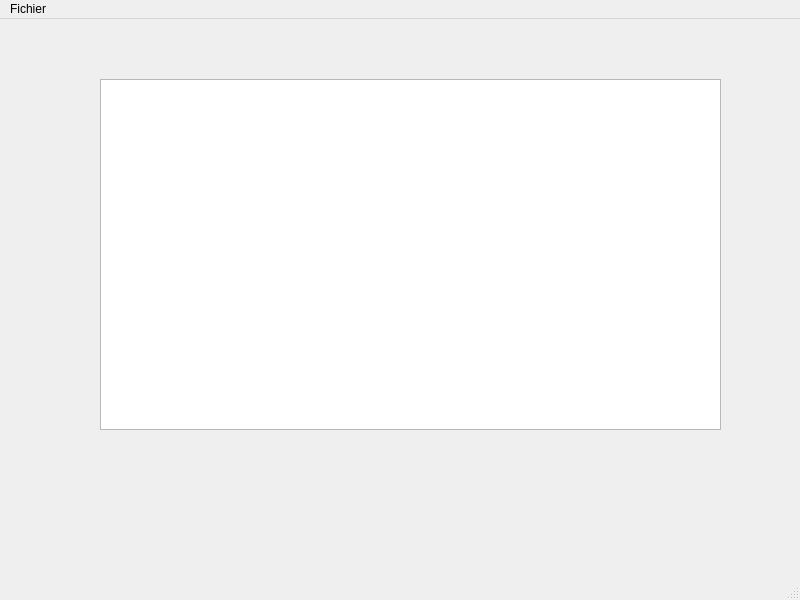
Qt form Descripteurs/tessst/bibliowindow.ui (TomAuclin/PROJETC_LMLTM) before a commit.
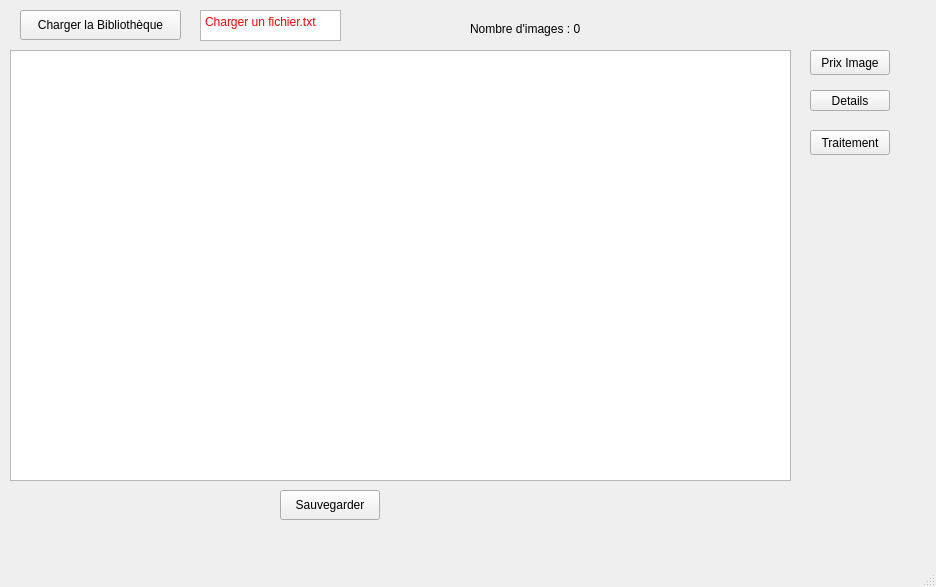
The same form after that commit.

Patch:
```diff
--- a/Descripteurs/tessst/bibliowindow.ui
+++ b/Descripteurs/tessst/bibliowindow.ui
@@ -6,22 +6,120 @@
    <rect>
     <x>0</x>
     <y>0</y>
-    <width>800</width>
-    <height>600</height>
+    <width>936</width>
+    <height>587</height>
    </rect>
   </property>
   <property name="windowTitle">
    <string>MainWindow</string>
   </property>
   <widget class="QWidget" name="centralwidget">
-   <widget class="QGraphicsView" name="AffichageBiblio">
+   <widget class="QPushButton" name="ChargeBoutton">
     <property name="geometry">
      <rect>
-      <x>100</x>
-      <y>60</y>
-      <width>621</width>
-      <height>351</height>
+      <x>20</x>
+      <y>10</y>
+      <width>161</width>
+      <height>30</height>
      </rect>
+    </property>
+    <property name="text">
+     <string>Charger la Bibliothèque</string>
+    </property>
+   </widget>
+   <widget class="QPushButton" name="SaveBoutton">
+    <property name="geometry">
+     <rect>
+      <x>280</x>
+      <y>490</y>
+      <width>100</width>
+      <height>30</height>
+     </rect>
+    </property>
+    <property name="text">
+     <string>Sauvegarder</string>
+    </property>
+   </widget>
+   <widget class="QPushButton" name="DetailsButton">
+    <property name="geometry">
+     <rect>
+      <x>810</x>
+      <y>90</y>
+      <width>80</width>
+      <height>21</height>
+     </rect>
+    </property>
+    <property name="text">
+     <string>Details</string>
+    </property>
+   </widget>
+   <widget class="QListWidget" name="AffichageBiblio">
+    <property name="geometry">
+     <rect>
+      <x>10</x>
+      <y>50</y>
+      <width>781</width>
+      <height>431</height>
+     </rect>
+    </property>
+   </widget>
+   <widget class="QPushButton" name="TraitementButton">
+    <property name="geometry">
+     <rect>
+      <x>810</x>
+      <y>130</y>
+      <width>80</width>
+      <height>25</height>
+     </rect>
+    </property>
+    <property name="text">
+     <string>Traitement</string>
+    </property>
+   </widget>
+   <widget class="QPushButton" name="pushButtonRechercherp">
+    <property name="geometry">
+     <rect>
+      <x>810</x>
+      <y>50</y>
+      <width>80</width>
+      <height>25</height>
+     </rect>
+    </property>
+    <property name="text">
+     <string>Prix Image</string>
+    </property>
+   </widget>
+   <widget class="QTextEdit" name="textEdit">
+    <property name="geometry">
+     <rect>
+      <x>200</x>
+      <y>10</y>
+      <width>141</width>
+      <height>31</height>
+     </rect>
+    </property>
+    <property name="html">
+     <string>&lt;!DOCTYPE HTML PUBLIC &quot;-//W3C//DTD HTML 4.0//EN&quot; &quot;http://www.w3.org/TR/REC-html40/strict.dtd&quot;&gt;
+&lt;html&gt;&lt;head&gt;&lt;meta name=&quot;qrichtext&quot; content=&quot;1&quot; /&gt;&lt;meta charset=&quot;utf-8&quot; /&gt;&lt;style type=&quot;text/css&quot;&gt;
+p, li { white-space: pre-wrap; }
+hr { height: 1px; border-width: 0; }
+li.unchecked::marker { content: &quot;\2610&quot;; }
+li.checked::marker { content: &quot;\2612&quot;; }
+&lt;/style&gt;&lt;/head&gt;&lt;body style=&quot; font-family:'Sans Serif'; font-size:9pt; font-weight:400; font-style:normal;&quot;&gt;
+&lt;p style=&quot; margin-top:0px; margin-bottom:0px; margin-left:0px; margin-right:0px; -qt-block-indent:0; text-indent:0px;&quot;&gt;&lt;span style=&quot; color:#ff0000;&quot;&gt;Charger un fichier.txt&lt;/span&gt;&lt;/p&gt;&lt;/body&gt;&lt;/html&gt;</string>
+    </property>
+   </widget>
+   <widget class="QLabel" name="labelImageCount">
+    <property name="geometry">
+     <rect>
+      <x>470</x>
+      <y>20</y>
+      <width>151</width>
+      <height>17</height>
+     </rect>
+    </property>
+    <property name="text">
+     <string>Nombre d'images : 0</string>
     </property>
    </widget>
   </widget>
@@ -30,17 +128,10 @@
     <rect>
      <x>0</x>
      <y>0</y>
-     <width>800</width>
+     <width>936</width>
      <height>22</height>
     </rect>
    </property>
-   <widget class="QMenu" name="menuFichier">
-    <property name="title">
-     <string>Fichier</string>
-    </property>
-    <addaction name="actionCharger_la_Bibliotheque"/>
-   </widget>
-   <addaction name="menuFichier"/>
   </widget>
   <widget class="QStatusBar" name="statusbar"/>
   <action name="actionCharger_la_Bibliotheque">
```
Left out of the diff: 5 changed lines with no effect on the pictures.
